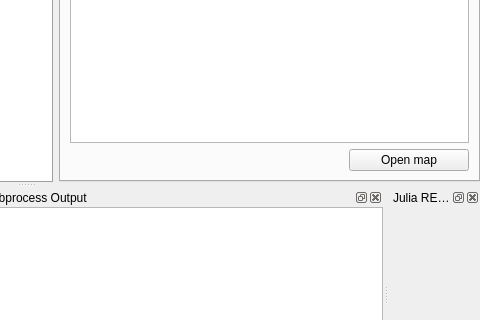
spine-tools/Spine-Toolbox, file spinetoolbox/ui/mainwindow.ui: the form before one commit; both pictures show x 429 to 909 and y 286 to 606 of the 909 by 707 pixel window.
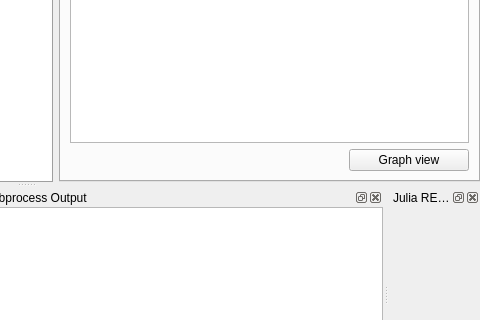
The form after the commit. The open tabs and pages were chosen to show the change. Icons and pictures are not drawn. Custom widgets are drawn as their Qt base class.

Commit message: Issue #46 updated. Graph view is available in the View project item. It replaces former Network map. Uses QGraphicsScene rather than matplotlib, so the later is no longer a requirement (for now).

Patch:
```diff
--- a/spinetoolbox/ui/mainwindow.ui
+++ b/spinetoolbox/ui/mainwindow.ui
@@ -1638,7 +1638,7 @@
               <string>&lt;html&gt;&lt;head/&gt;&lt;body&gt;&lt;p&gt;Open Data Store directory in file browser&lt;/p&gt;&lt;/body&gt;&lt;/html&gt;</string>
              </property>
              <property name="text">
-              <string>Open map</string>
+              <string>Graph view</string>
              </property>
             </widget>
            </item>
```
Left out of the diff: 2 changed lines with no effect on the pictures. The commit also changes 7 other files.
